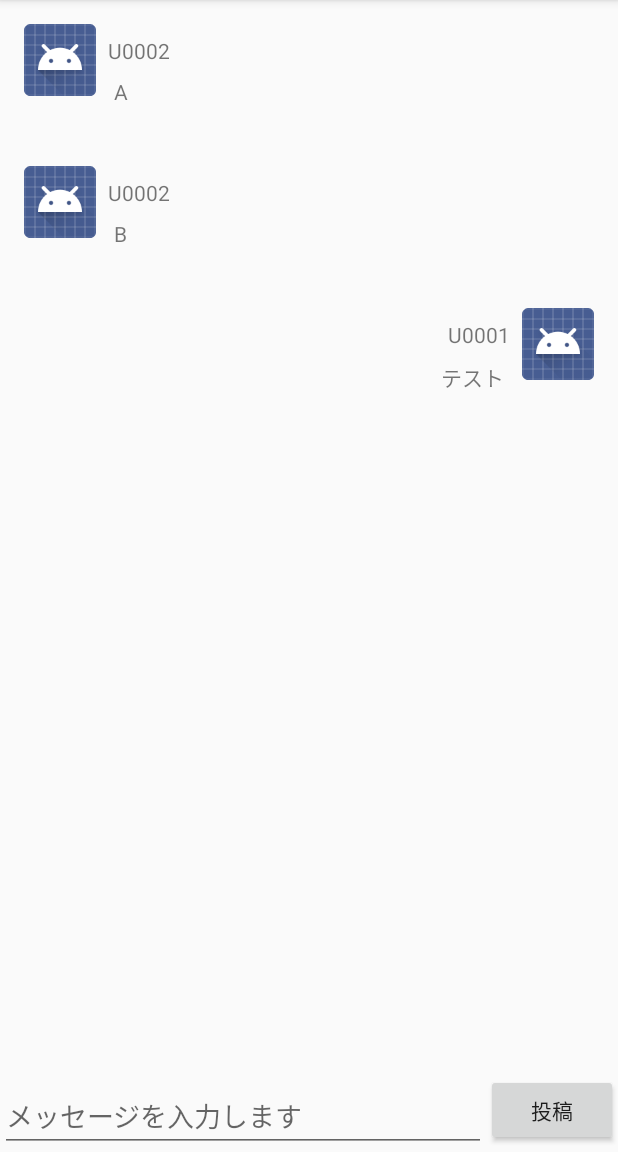
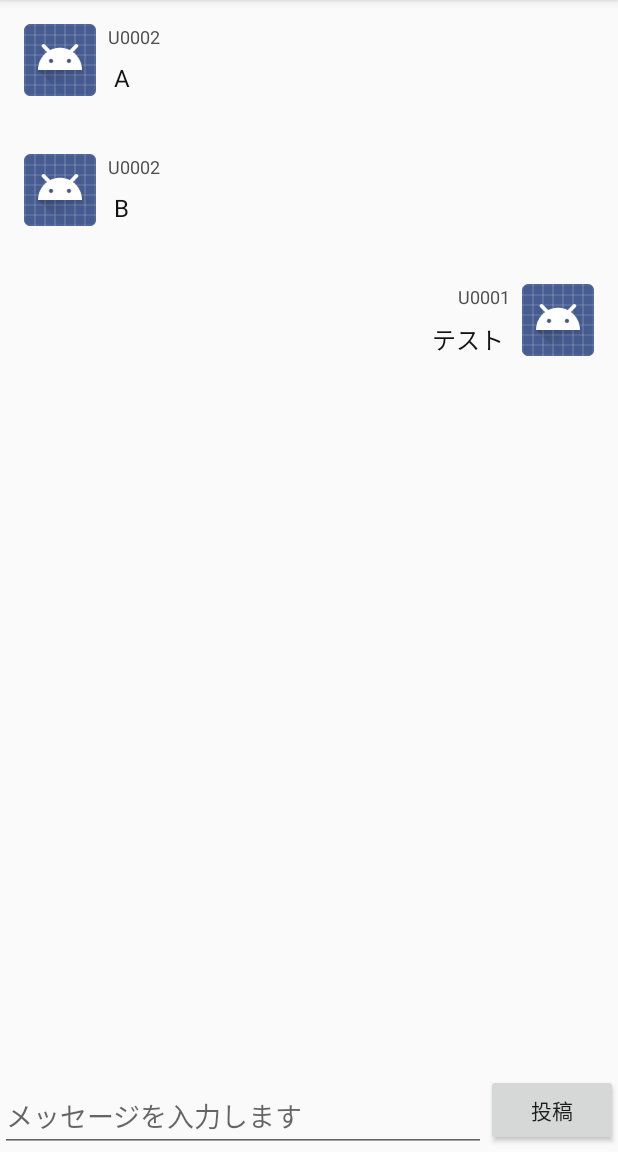
Before and after one commit to crimsonwoods/CloudFirestoreChat, an Android app: the screen it shows after launch (MainActivity), on a phone screen of 412 x 824 dp, the part 84-1236 px from its top. Run offline under Robolectric (Android 15) with nearby library versions, the phone set to English and light mode, and no system bars; our stand-ins replace Dagger/Hilt's generated code, Firebase (no records; nobody signed in at launch, a user with empty details on screens opened directly), RxJava.

Commit message:
Adjust layout and color

```diff
--- a/app/src/main/res/layout/comment_item_others.xml
+++ b/app/src/main/res/layout/comment_item_others.xml
@@ -20,9 +20,11 @@
         android:layout_width="0dp"
         android:layout_height="wrap_content"
         android:layout_marginStart="8dp"
-        android:layout_marginTop="8dp"
+        android:layout_marginTop="0dp"
         android:gravity="start|center_vertical"
         android:maxLines="1"
+        android:textColor="@color/userNameTextColor"
+        android:textSize="12sp"
         app:layout_constraintEnd_toEndOf="parent"
         app:layout_constraintStart_toEndOf="@id/user_icon"
         app:layout_constraintTop_toTopOf="@id/user_icon"
@@ -35,6 +37,8 @@
         android:layout_marginStart="4dp"
         android:layout_marginTop="8dp"
         android:layout_marginBottom="8dp"
+        android:textColor="@color/messageTextColor"
+        android:textSize="16sp"
         app:layout_constraintBottom_toBottomOf="parent"
         app:layout_constraintHorizontal_bias="0.0"
         app:layout_constraintStart_toStartOf="@id/user_name"
--- a/app/src/main/res/layout/comment_item_self.xml
+++ b/app/src/main/res/layout/comment_item_self.xml
@@ -19,10 +19,12 @@
         android:id="@+id/user_name"
         android:layout_width="0dp"
         android:layout_height="wrap_content"
-        android:layout_marginTop="8dp"
+        android:layout_marginTop="0dp"
         android:layout_marginEnd="8dp"
         android:gravity="end|center_vertical"
         android:maxLines="1"
+        android:textColor="@color/userNameTextColor"
+        android:textSize="12sp"
         app:layout_constraintEnd_toStartOf="@id/user_icon"
         app:layout_constraintStart_toStartOf="parent"
         app:layout_constraintTop_toTopOf="@id/user_icon"
@@ -35,6 +37,8 @@
         android:layout_marginTop="8dp"
         android:layout_marginEnd="4dp"
         android:layout_marginBottom="8dp"
+        android:textColor="@color/messageTextColor"
+        android:textSize="16sp"
         app:layout_constraintBottom_toBottomOf="parent"
         app:layout_constraintEnd_toEndOf="@id/user_name"
         app:layout_constraintHorizontal_bias="1.0"
--- a/app/src/main/res/values/colors.xml
+++ b/app/src/main/res/values/colors.xml
@@ -3,4 +3,7 @@
     <color name="colorPrimary">#008577</color>
     <color name="colorPrimaryDark">#00574B</color>
     <color name="colorAccent">#D81B60</color>
+
+    <color name="messageTextColor">#131313</color>
+    <color name="userNameTextColor">#4f4f4f</color>
 </resources>
```
